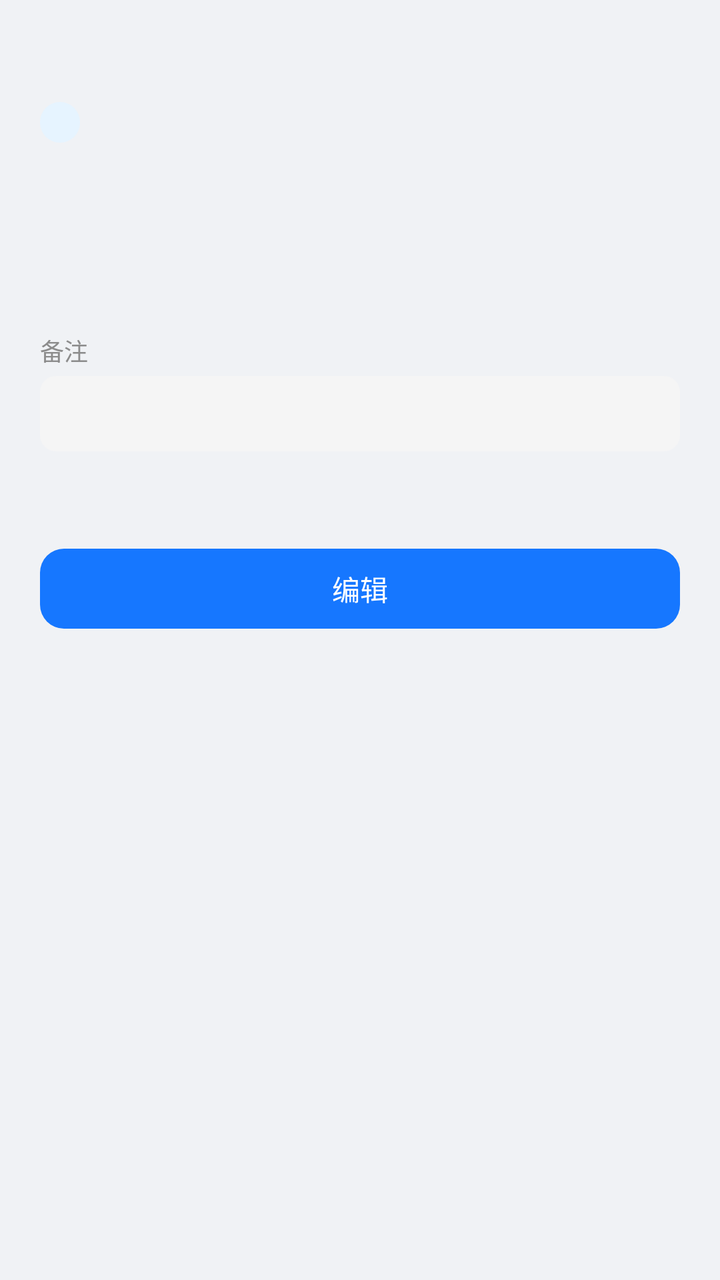
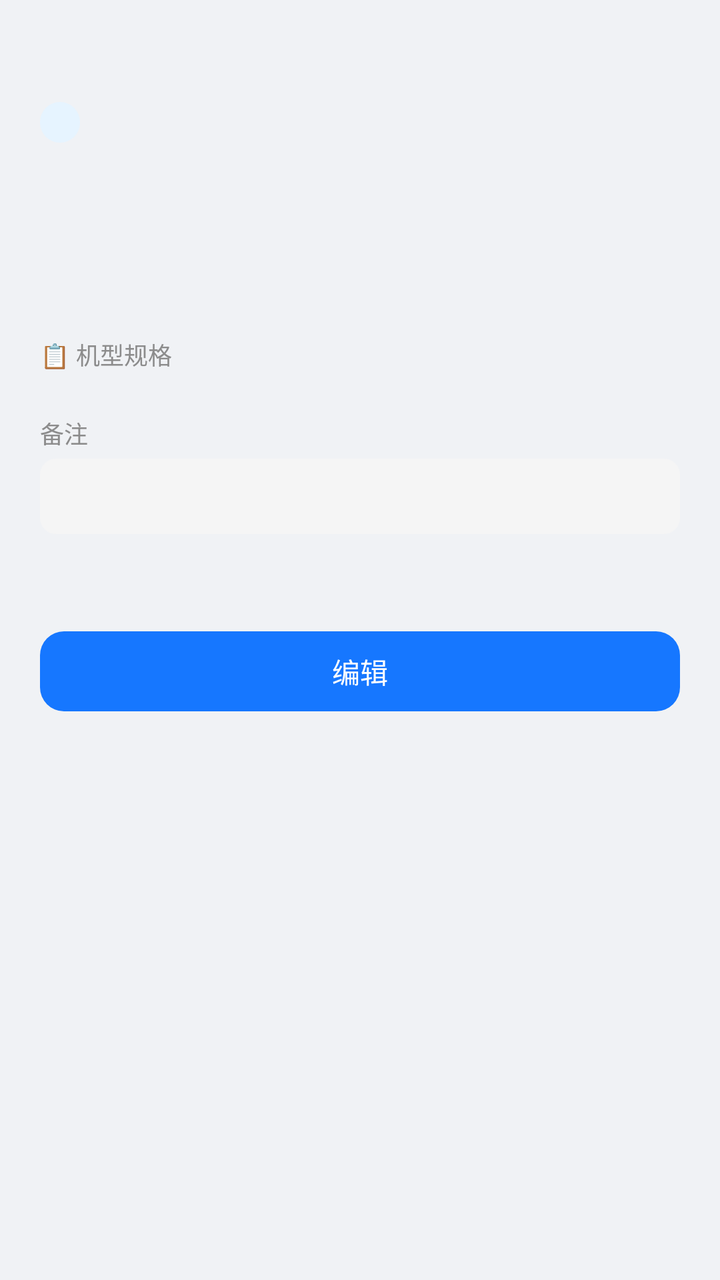

Before-and-after screenshots of an Android layout around one commit, followed by the original layout XML and the change that was made.
<!-- AndroidManifest.xml: application theme Theme.PhoneRecycle -->
<!-- res/layout/sheet_detail.xml -->
<?xml version="1.0" encoding="utf-8"?>
<ScrollView
    xmlns:android="http://schemas.android.com/apk/res/android"
    xmlns:app="http://schemas.android.com/apk/res-auto"
    android:layout_width="match_parent"
    android:layout_height="wrap_content"
    android:padding="20dp">

    <LinearLayout
        android:layout_width="match_parent"
        android:layout_height="wrap_content"
        android:orientation="vertical">

        <TextView
            android:id="@+id/dModel"
            android:layout_width="wrap_content"
            android:layout_height="wrap_content"
            android:textColor="@color/text"
            android:textSize="20sp"
            android:textStyle="bold" />

        <TextView
            android:id="@+id/dBrand"
            android:layout_width="wrap_content"
            android:layout_height="wrap_content"
            android:layout_marginTop="4dp"
            android:background="@drawable/bg_chip_brand"
            android:paddingStart="10dp"
            android:paddingEnd="10dp"
            android:paddingTop="2dp"
            android:paddingBottom="2dp"
            android:textColor="@color/accent"
            android:textSize="12sp" />

        <TextView
            android:id="@+id/dCategory"
            android:layout_width="wrap_content"
            android:layout_height="wrap_content"
            android:layout_marginTop="10dp"
            android:textColor="@color/textSecondary"
            android:textSize="13sp" />

        <TextView
            android:id="@+id/dPrice"
            android:layout_width="wrap_content"
            android:layout_height="wrap_content"
            android:layout_marginTop="16dp"
            android:textColor="@color/priceColor"
            android:textSize="28sp"
            android:textStyle="bold" />

        <TextView
            android:layout_width="wrap_content"
            android:layout_height="wrap_content"
            android:layout_marginTop="14dp"
            android:text="备注"
            android:textColor="@color/textSecondary"
            android:textSize="12sp" />

        <TextView
            android:id="@+id/dNote"
            android:layout_width="match_parent"
            android:layout_height="wrap_content"
            android:layout_marginTop="4dp"
            android:background="@drawable/bg_note"
            android:padding="10dp"
            android:textColor="@color/text"
            android:textSize="13sp" />

        <TextView
            android:id="@+id/dUpdated"
            android:layout_width="wrap_content"
            android:layout_height="wrap_content"
            android:layout_marginTop="12dp"
            android:textColor="@color/textSecondary"
            android:textSize="11sp" />

        <com.google.android.material.button.MaterialButton
            android:id="@+id/btnEdit"
            android:layout_width="match_parent"
            android:layout_height="wrap_content"
            android:layout_marginTop="18dp"
            android:text="@string/edit"
            app:backgroundTint="@color/accent"
            app:cornerRadius="12dp" />
    </LinearLayout>
</ScrollView>
<!-- resources referenced by this layout -->
<resources>
  <color name="accent">#1677FF</color>
  <color name="priceColor">#CF1322</color>
  <color name="text">#1A1A2E</color>
  <color name="textSecondary">#8C8C8C</color>
  <!-- drawable bg_chip_brand (drawable) -->
  <?xml version="1.0" encoding="utf-8"?>
  <shape xmlns:android="http://schemas.android.com/apk/res/android">
      <solid android:color="#E6F4FF" />
      <corners android:radius="10dp" />
  </shape>
  <!-- drawable bg_note (drawable) -->
  <?xml version="1.0" encoding="utf-8"?>
  <shape xmlns:android="http://schemas.android.com/apk/res/android">
      <solid android:color="#F5F5F5" />
      <corners android:radius="8dp" />
  </shape>
  <string name="edit">编辑</string>
  <style name="Theme.PhoneRecycle" parent="Theme.Material3.DayNight.NoActionBar">
          <item name="colorPrimary">@color/accent</item>
          <item name="android:statusBarColor">@color/accentDark</item>
          <item name="android:windowBackground">@color/bg</item>
      </style>
  <color name="accentDark">#0958D9</color>
  <color name="bg">#F0F2F5</color>
</resources>

<!-- the commit's change to res/layout/sheet_detail.xml (unified diff, before → after) -->
@@ -50,6 +50,39 @@
             android:textStyle="bold" />
 
         <TextView
+            android:id="@+id/dSpecTitle"
+            android:layout_width="wrap_content"
+            android:layout_height="wrap_content"
+            android:layout_marginTop="16dp"
+            android:text="📋 机型规格"
+            android:textColor="@color/textSecondary"
+            android:textSize="12sp" />
+
+        <LinearLayout
+            android:id="@+id/specContainer"
+            android:layout_width="match_parent"
+            android:layout_height="wrap_content"
+            android:layout_marginTop="4dp"
+            android:orientation="vertical" />
+
+        <TextView
+            android:id="@+id/dVariantTitle"
+            android:layout_width="wrap_content"
+            android:layout_height="wrap_content"
+            android:layout_marginTop="12dp"
+            android:text="💰 分版本价格"
+            android:textColor="@color/textSecondary"
+            android:textSize="12sp"
+            android:visibility="gone" />
+
+        <LinearLayout
+            android:id="@+id/variantContainer"
+            android:layout_width="match_parent"
+            android:layout_height="wrap_content"
+            android:layout_marginTop="4dp"
+            android:orientation="vertical" />
+
+        <TextView
             android:layout_width="wrap_content"
             android:layout_height="wrap_content"
             android:layout_marginTop="14dp"
